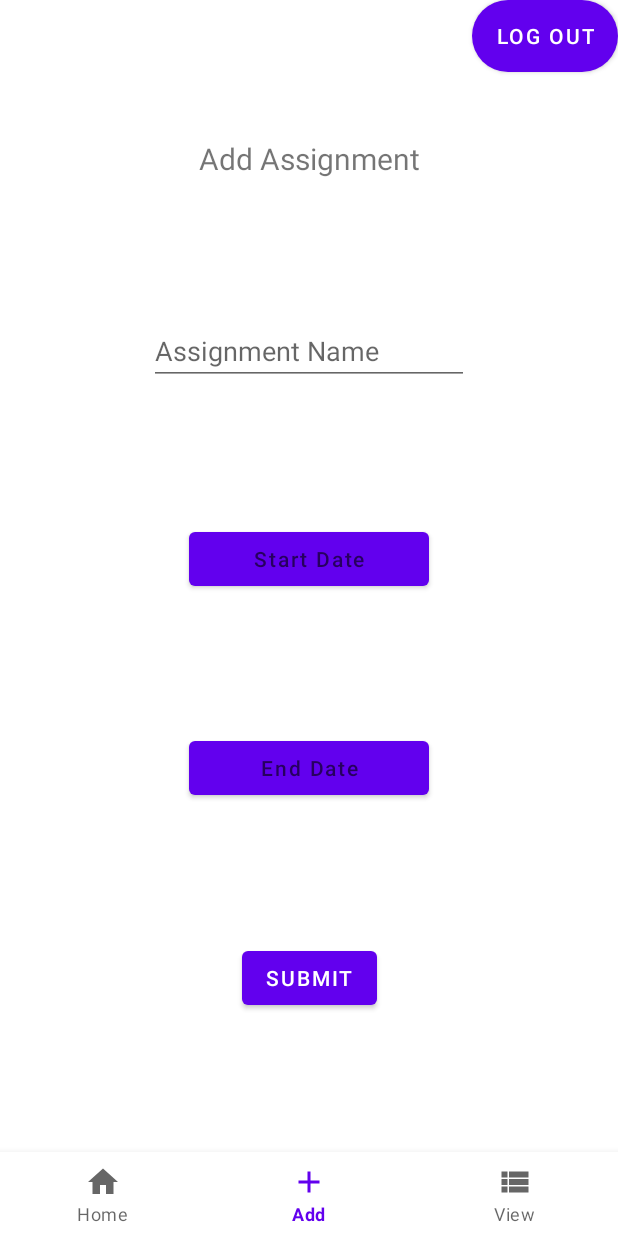
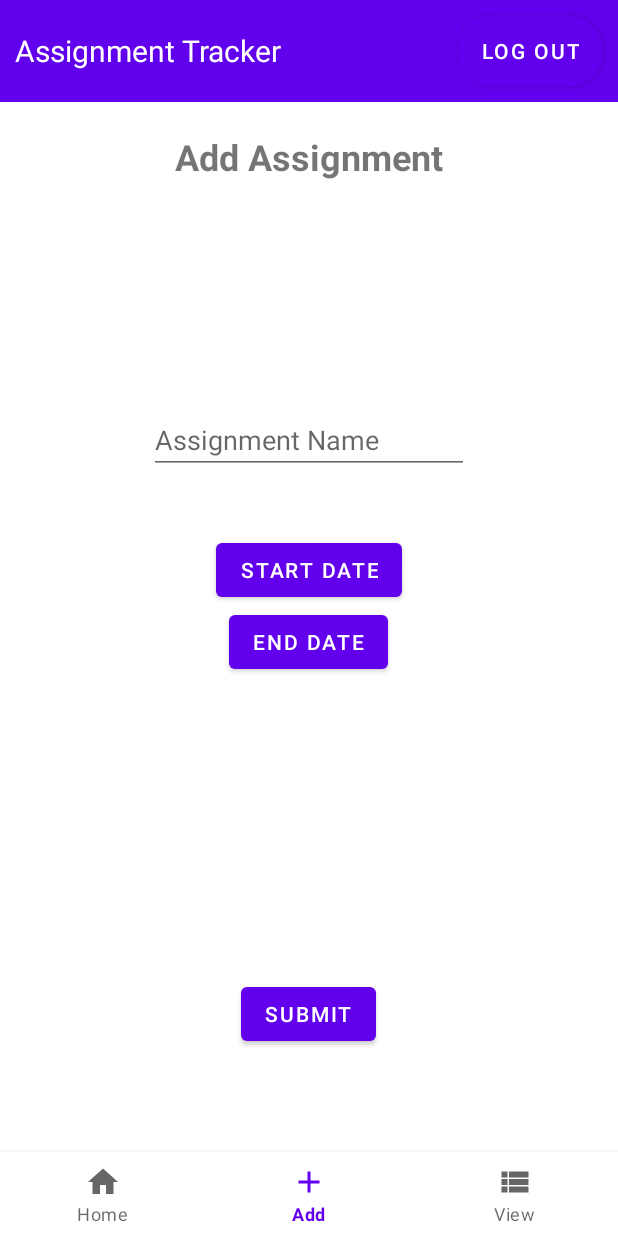
Before and after one commit to Meghanachippada/Assignment_tracker, an Android app: the screen it shows after launch once a user with an empty profile is signed in (MainActivity), item 2 of the bottom bar chosen, on a phone screen of 412 x 824 dp. Run offline under Robolectric (Android 15) with nearby library versions, the phone set to English and light mode, and no system bars; our stand-ins replace Firebase (no records; nobody signed in at launch, a user with empty details on screens opened directly); pictures from the network do not load.

Commit message:
better layout

```diff
--- a/app/src/main/res/layout/activity_main.xml
+++ b/app/src/main/res/layout/activity_main.xml
@@ -1,32 +1,55 @@
 <?xml version="1.0" encoding="utf-8"?>
-<androidx.constraintlayout.widget.ConstraintLayout xmlns:android="http://schemas.android.com/apk/res/android"
+<LinearLayout xmlns:android="http://schemas.android.com/apk/res/android"
     xmlns:app="http://schemas.android.com/apk/res-auto"
     xmlns:tools="http://schemas.android.com/tools"
     android:layout_width="match_parent"
-    android:layout_height="match_parent">
+    android:layout_height="match_parent"
+    android:orientation="vertical">
+
+    <FrameLayout
+        android:id="@+id/appBar"
+        android:layout_width="match_parent"
+        android:layout_height="wrap_content">
+
+        <LinearLayout
+            android:layout_width="match_parent"
+            android:layout_height="match_parent"
+            android:background="#6100EC"
+            android:gravity="center"
+            android:orientation="horizontal">
+
+            <TextView
+                android:id="@+id/assignmentTitle"
+                android:layout_width="wrap_content"
+                android:layout_height="wrap_content"
+                android:layout_marginLeft="10dp"
+                android:layout_weight="0"
+                android:text="Assignment Tracker"
+                android:textColor="@color/white"
+                android:textSize="20sp" />
+
+            <Space
+                android:layout_width="wrap_content"
+                android:layout_height="wrap_content"
+                android:layout_weight="1" />
 
             <Button
                 android:id="@+id/logoutButton"
                 android:layout_width="wrap_content"
                 android:layout_height="wrap_content"
+                android:layout_margin="10dp"
                 android:background="@drawable/rounded_button"
                 android:text="@string/logout"
-        android:textColor="@android:color/white"
-        app:layout_constraintBottom_toBottomOf="parent"
-        app:layout_constraintEnd_toEndOf="parent"
-        app:layout_constraintHorizontal_bias="1.0"
-        app:layout_constraintStart_toStartOf="parent"
-        app:layout_constraintTop_toTopOf="parent"
-        app:layout_constraintVertical_bias="0.0" />
+                android:textColor="@android:color/white" />
+        </LinearLayout>
+
+    </FrameLayout>
 
     <FrameLayout
         android:id="@+id/frameLayout"
-        android:layout_width="0dp"
+        android:layout_width="match_parent"
         android:layout_height="0dp"
-        app:layout_constraintBottom_toTopOf="@id/bottomNav"
-        app:layout_constraintEnd_toEndOf="parent"
-        app:layout_constraintStart_toStartOf="parent"
-        app:layout_constraintTop_toTopOf="parent">
+        android:layout_weight="1">
 
     </FrameLayout>
 
@@ -34,9 +57,6 @@
         android:id="@+id/bottomNav"
         android:layout_width="match_parent"
         android:layout_height="wrap_content"
-        app:layout_constraintBottom_toBottomOf="parent"
-        app:layout_constraintEnd_toEndOf="parent"
-        app:layout_constraintStart_toStartOf="parent"
         app:menu="@menu/bottom_nav_menu" />
 
-</androidx.constraintlayout.widget.ConstraintLayout>
+</LinearLayout>
--- a/app/src/main/res/layout/fragment_add.xml
+++ b/app/src/main/res/layout/fragment_add.xml
@@ -6,21 +6,27 @@
     android:layout_height="match_parent"
     tools:context=".AddFragment">
 
-    <androidx.constraintlayout.widget.ConstraintLayout
+    <LinearLayout
         android:layout_width="match_parent"
-        android:layout_height="match_parent">
+        android:layout_height="match_parent"
+        android:gravity="center|top"
+        android:orientation="vertical">
+
+        <Space
+            android:layout_width="match_parent"
+            android:layout_height="20dp" />
 
         <TextView
-            android:id="@+id/textView"
+            android:id="@+id/addAssignmentTitle"
             android:layout_width="wrap_content"
             android:layout_height="wrap_content"
             android:text="@string/addFragmentTitle"
-            android:textSize="20sp"
-            app:layout_constraintBottom_toTopOf="@+id/assignmentNameEditText"
-            app:layout_constraintEnd_toEndOf="parent"
-            app:layout_constraintHorizontal_bias="0.5"
-            app:layout_constraintStart_toStartOf="parent"
-            app:layout_constraintTop_toTopOf="parent" />
+            android:textSize="24sp"
+            android:textStyle="bold" />
+
+        <Space
+            android:layout_width="match_parent"
+            android:layout_height="150dp" />
 
         <EditText
             android:id="@+id/assignmentNameEditText"
@@ -28,49 +34,33 @@
             android:layout_height="wrap_content"
             android:ems="10"
             android:hint="@string/addFragmentNameHint"
-            android:inputType="text"
-            app:layout_constraintBottom_toTopOf="@+id/startButton"
-            app:layout_constraintEnd_toEndOf="parent"
-            app:layout_constraintHorizontal_bias="0.5"
-            app:layout_constraintStart_toStartOf="parent"
-            app:layout_constraintTop_toBottomOf="@+id/textView" />
+            android:inputType="text" />
+
+        <Space
+            android:layout_width="match_parent"
+            android:layout_height="40dp" />
 
         <Button
             android:id="@+id/startButton"
             android:layout_width="wrap_content"
             android:layout_height="wrap_content"
-            android:ems="10"
-            android:hint="@string/addFragmentStartDateHint"
-            android:textColor="@color/white"
-            app:layout_constraintBottom_toTopOf="@+id/endDateButton"
-            app:layout_constraintEnd_toEndOf="parent"
-            app:layout_constraintHorizontal_bias="0.5"
-            app:layout_constraintStart_toStartOf="parent"
-            app:layout_constraintTop_toBottomOf="@+id/assignmentNameEditText" />
+            android:text="@string/addFragmentStartDateHint" />
 
         <Button
             android:id="@+id/endDateButton"
             android:layout_width="wrap_content"
             android:layout_height="wrap_content"
-            android:ems="10"
-            android:hint="@string/addFragmentEndDateHint"
-            android:textColor="@color/white"
-            app:layout_constraintBottom_toTopOf="@+id/submitButton"
-            app:layout_constraintEnd_toEndOf="parent"
-            app:layout_constraintHorizontal_bias="0.5"
-            app:layout_constraintStart_toStartOf="parent"
-            app:layout_constraintTop_toBottomOf="@+id/startButton" />
+            android:text="@string/addFragmentEndDateHint" />
+
+        <Space
+            android:layout_width="match_parent"
+            android:layout_height="200dp" />
 
         <Button
             android:id="@+id/submitButton"
             android:layout_width="wrap_content"
             android:layout_height="wrap_content"
-            android:text="@string/addFragmentSubmitButton"
-            app:layout_constraintBottom_toBottomOf="parent"
-            app:layout_constraintEnd_toEndOf="parent"
-            app:layout_constraintHorizontal_bias="0.5"
-            app:layout_constraintStart_toStartOf="parent"
-            app:layout_constraintTop_toBottomOf="@+id/endDateButton" />
-    </androidx.constraintlayout.widget.ConstraintLayout>
+            android:text="@string/addFragmentSubmitButton" />
+    </LinearLayout>
 
 </FrameLayout>
```
Also changed, not shown: app/src/main/java/com/example/assignment_tracker/AddFragment.kt (+34 -4 lines), app/src/main/java/com/example/assignment_tracker/AssignmentAdapter.kt (+11 -3 lines), app/src/main/res/layout/assignment_item.xml (+46 -4 lines). Lines whose indentation alone changed are shown as unchanged.
